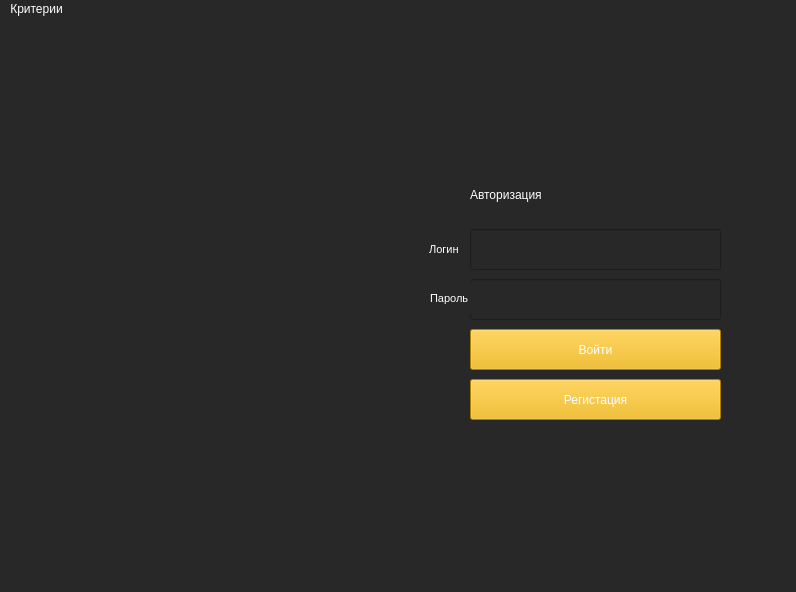
Old version of the form Designs/authorization.ui in the repository YoungPin1/EzLearn.
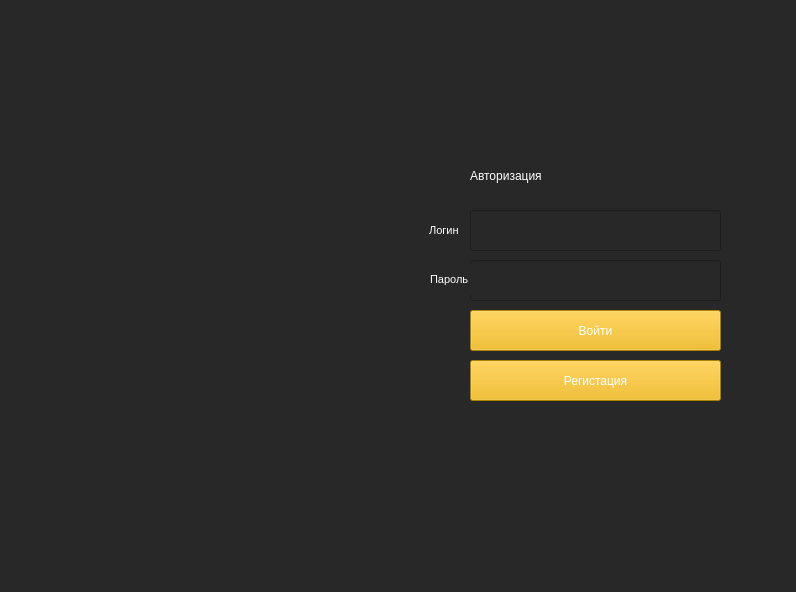
New version of the form. Icons and pictures are not drawn.

```diff
--- a/Designs/authorization.ui
+++ b/Designs/authorization.ui
@@ -223,14 +223,6 @@
    <property name="styleSheet">
     <string notr="true">color: rgb(255, 255, 255)</string>
    </property>
-   <widget class="QMenu" name="menu_pswd">
-    <property name="title">
-     <string>Критерии</string>
-    </property>
-    <addaction name="action_login"/>
-    <addaction name="action_pswd"/>
-   </widget>
-   <addaction name="menu_pswd"/>
   </widget>
   <widget class="QStatusBar" name="statusbar">
    <property name="styleSheet">
```
Left out of the diff: 4 changed lines with no effect on the pictures.
